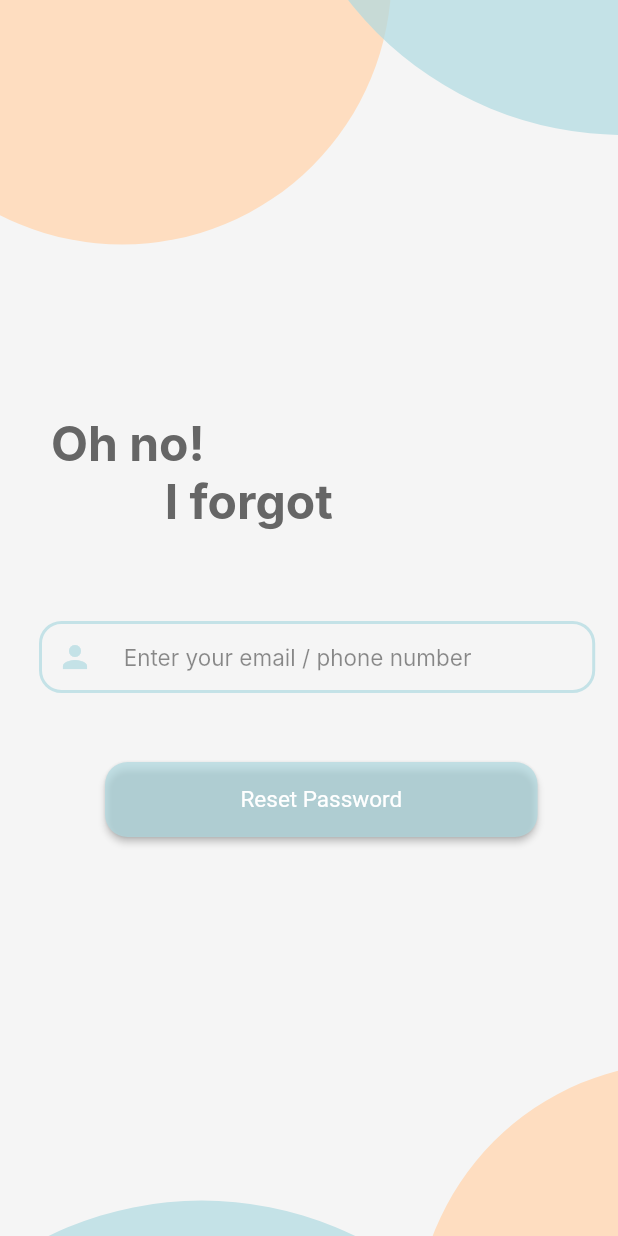
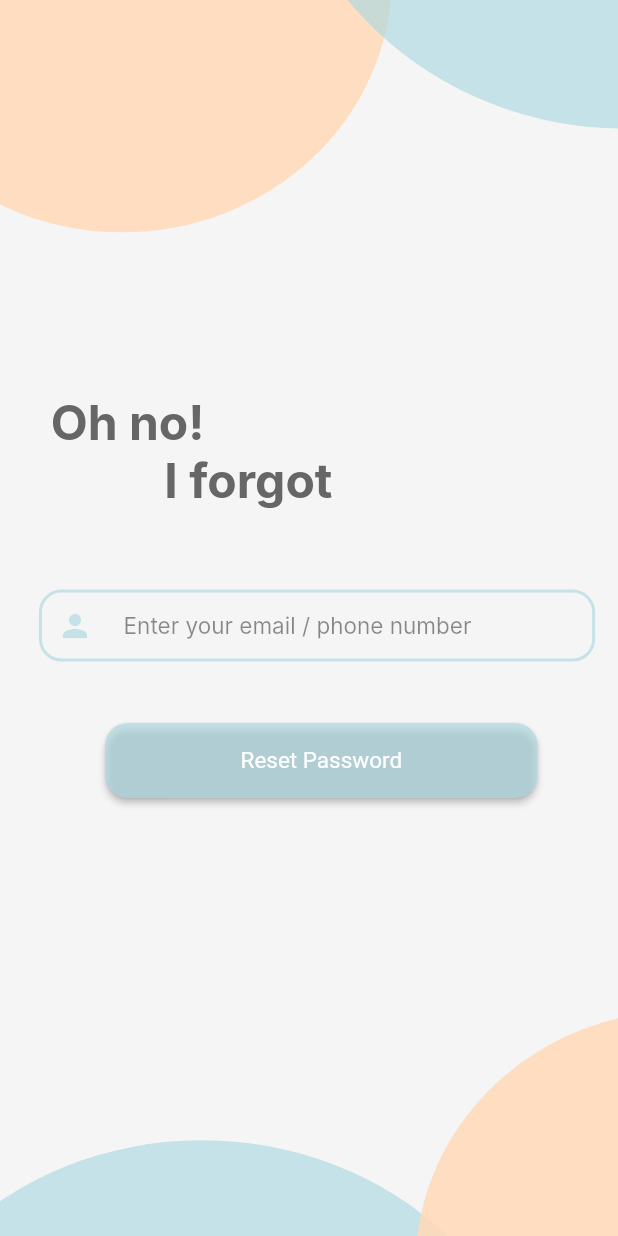
Before and after one commit to Y-Elsayed/Offers2day, a Flutter app: the ForgetPasswordPage screen opened by its route, on a phone screen of 412 x 824 dp. Run offline on Flutter 3.47's test engine with Material 2 defaults, Android fonts, the light colour scheme and no system bars; missing offline and left inert: arrow_path; Roboto replaces fonts that are missing (Intel, Inter).

Commit message:
Update forget_password_page.dart
Made the forget password page dynamic to any screen size

```diff
--- a/Frontend/lib/pages/forget_password_page.dart
+++ b/Frontend/lib/pages/forget_password_page.dart
@@ -18,8 +18,8 @@ class _ForgetPasswordState extends State<ForgetPasswordPage> {
     return Scaffold(
       appBar: null,
       body: Container(
-          width: 430,
-          height: 932,
+        width: screenSize.width,
+        height: screenSize.height,
         clipBehavior: Clip.antiAlias,
         decoration: const BoxDecoration(color: Color(0xFFF5F5F5)),
         child: Stack(
@@ -28,18 +28,18 @@ class _ForgetPasswordState extends State<ForgetPasswordPage> {
               left: 0,
               top: 0,
               child: Container(
-                  width: 430,
-                  height: 932,
+                width: screenSize.width,
+                height: screenSize.height,
                 clipBehavior: Clip.antiAlias,
                 decoration: const BoxDecoration(color: Color(0xFFF5F5F5)),
                 child: Stack(
                   children: [
                     Positioned(
-                        left: -98,
-                        top: -196,
+                      left: -screenSize.width * 0.238,
+                      top: -screenSize.height * 0.225,
                       child: Container(
-                          width: 359,
-                          height: 359,
+                        width: screenSize.width * 0.872,
+                        height: screenSize.height * 0.413,
                         decoration: const ShapeDecoration(
                           color: Color.fromARGB(225, 255, 218, 185),
                           shape: OvalBorder(),
@@ -47,11 +47,11 @@ class _ForgetPasswordState extends State<ForgetPasswordPage> {
                       ),
                     ),
                     Positioned(
-                        left: 183,
-                        top: -376,
+                      left: screenSize.width * 0.444,
+                      top: -screenSize.height * 0.433,
                       child: Container(
-                          width: 466,
-                          height: 466,
+                        width: screenSize.width * 1.132,
+                        height: screenSize.height * 0.537,
                         decoration: const ShapeDecoration(
                           color: Color.fromARGB(175, 174, 217, 224),
                           shape: OvalBorder(),
@@ -59,15 +59,15 @@ class _ForgetPasswordState extends State<ForgetPasswordPage> {
                       ),
                     ),
                     Positioned(
-                        left: 368,
-                        top: 1266,
+                      left: screenSize.width * 0.894,
+                      top: screenSize.height * 1.459,
                       child: Transform(
                         transform: Matrix4.identity()
                           ..translate(0.0, 0.0)
                           ..rotateZ(3.14),
                         child: Container(
-                            width: 466,
-                            height: 466,
+                          width: screenSize.width * 1.132,
+                          height: screenSize.height * 0.537,
                           decoration: const ShapeDecoration(
                             color: Color.fromARGB(175, 174, 217, 224),
                             shape: OvalBorder(),
@@ -76,15 +76,15 @@ class _ForgetPasswordState extends State<ForgetPasswordPage> {
                       ),
                     ),
                     Positioned(
-                        left: 636,
-                        top: 1067,
+                      left: screenSize.width * 1.545,
+                      top: screenSize.height * 1.23,
                       child: Transform(
                         transform: Matrix4.identity()
                           ..translate(0.0, 0.0)
                           ..rotateZ(3.14),
                         child: Container(
-                            width: 359,
-                            height: 359,
+                          width: screenSize.width * 0.872,
+                          height: screenSize.height * 0.413,
                           decoration: const ShapeDecoration(
                             color: Color.fromARGB(225, 255, 218, 185),
                             shape: OvalBorder(),
@@ -96,13 +96,13 @@ class _ForgetPasswordState extends State<ForgetPasswordPage> {
                 ),
               ),
             ),
-              const Positioned(
-                left: 34,
-                top: 276,
+            Positioned(
+              left: screenSize.width * 0.082,
+              top: screenSize.height * 0.318,
               child: SizedBox(
-                  width: 256,
+                width: screenSize.width * 0.622,
                 height: 96,
-                  child: Text(
+                child: const Text(
                   'Oh no!\n          I forgot',
                   style: TextStyle(
                     color: Color(0xFF666666),
@@ -115,33 +115,41 @@ class _ForgetPasswordState extends State<ForgetPasswordPage> {
               ),
             ),
             Positioned(
-                  left: 26,
-                  top: 414,
+              left: screenSize.width * 0.063,
+              top: screenSize.height * 0.477,
               child: SizedBox(
                 width: screenSize.width * 0.9,
                 height: 50,
                 child: TextField(
                   controller: _forgotController,
                   decoration: InputDecoration(
-                            prefixIcon: const Icon(Icons.person,
-                                color: Color.fromARGB(175, 174, 217, 224)),
+                    prefixIcon: const Icon(
+                      Icons.person,
+                      color: Color.fromARGB(175, 174, 217, 224),
+                    ),
                     hintText: '\t\tEnter your email / phone number',
                     hintStyle: const TextStyle(
                       color: Colors.black45,
                       fontSize: 15,
                       fontFamily: 'Inter',
-                                fontWeight: FontWeight.w400),
+                      fontWeight: FontWeight.w400,
+                    ),
                     contentPadding: const EdgeInsets.symmetric(
                         vertical: 11.0, horizontal: 16.0),
                     enabledBorder: OutlineInputBorder(
                       borderSide: const BorderSide(
                         width: 2,
-                                    color: Color.fromARGB(175, 174, 217, 224)),
-                                borderRadius: BorderRadius.circular(15.0))),
-                      ))),
+                        color: Color.fromARGB(175, 174, 217, 224),
+                      ),
+                      borderRadius: BorderRadius.circular(15.0),
+                    ),
+                  ),
+                ),
+              ),
+            ),
             Positioned(
-                  left: 70,
-                  top: 508,
+              left: screenSize.width * 0.17,
+              top: screenSize.height * 0.585,
               width: screenSize.width * 0.7,
               height: 50,
               child: ElevatedButton(
@@ -151,19 +159,23 @@ class _ForgetPasswordState extends State<ForgetPasswordPage> {
                 },
                 style: ElevatedButton.styleFrom(
                   shape: RoundedRectangleBorder(
-                        borderRadius: BorderRadius.circular(15)
+                    borderRadius: BorderRadius.circular(15),
                   ),
-                        backgroundColor:
-                            const Color.fromARGB(175, 174, 217, 224)),
-                    child: const Text('Reset Password',
+                  backgroundColor: const Color.fromARGB(175, 174, 217, 224),
+                ),
+                child: const Text(
+                  'Reset Password',
                   style: TextStyle(
                       color: Colors.white,
                       fontSize: 15,
                       fontFamily: 'Intel',
-                            fontWeight: FontWeight.w400)),
-                  ))
+                      fontWeight: FontWeight.w400),
+                ),
+              ),
+            ),
           ],
         ),
-        ));
+      ),
+    );
   }
 }
```
Lines whose indentation alone changed are shown as unchanged.
